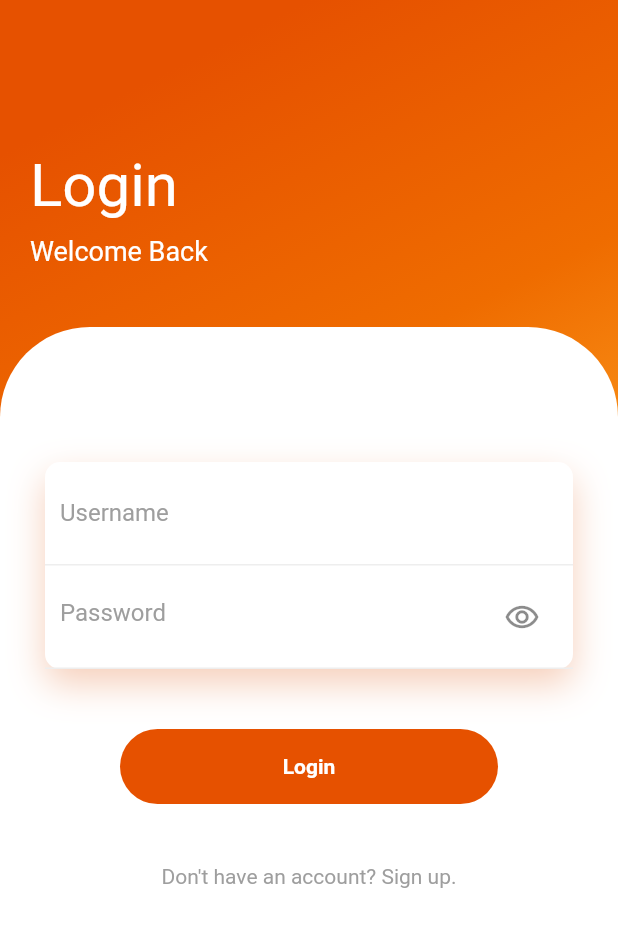
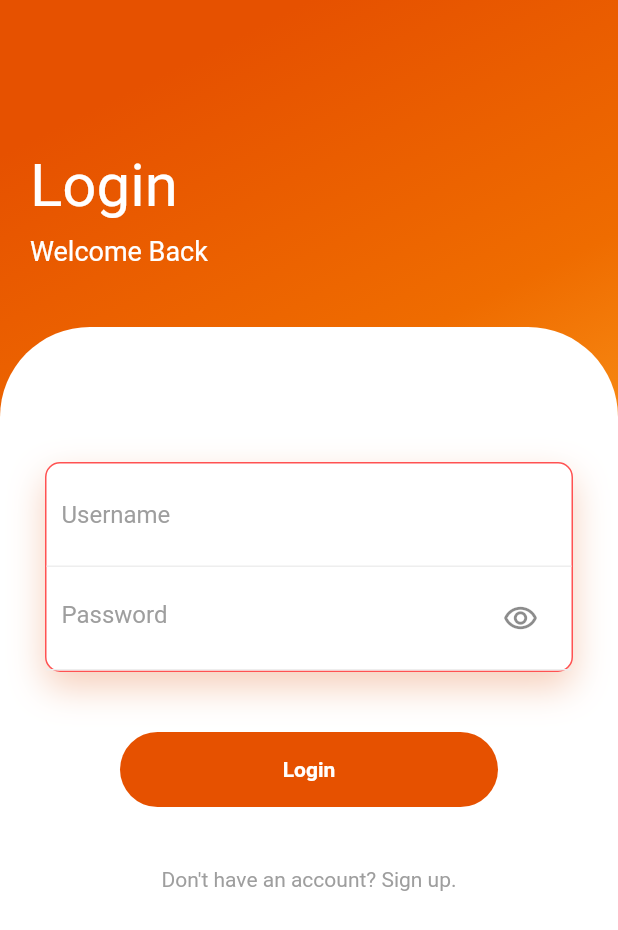
Before and after one commit to hoangm960/Station_energy_automatic, a Flutter app: the screen it shows after launch, after a tap on "Login", on a phone screen of 412 x 824 dp. Shown: the top 930 px of the screen. Run offline on Flutter 3.47's test engine with Material 2 defaults, Android fonts, the phone set to English and light mode, and no system bars; our stand-ins replace cached_network_image, syncfusion_flutter_charts; missing offline and left inert: crypt, latlng, map, mysql1, webview_windows; accounts and stored records are empty; generated files the repository leaves out were written again.

Commit message:
check vaild login

```diff
--- a/lib/src/screens/login_page/components/signIn.dart
+++ b/lib/src/screens/login_page/components/signIn.dart
@@ -28,7 +28,7 @@ class _SignInScreenState extends State<SignInScreen> {
   ];
   var db = Mysql();
   late Future<MySqlConnection> connection;
-
+  Color borderColor = Colors.transparent;
   @override
   void initState() {
     super.initState();
@@ -79,7 +79,9 @@ class _SignInScreenState extends State<SignInScreen> {
             }
           }
         } else {
-          print('not found');
+          setState(() {
+            borderColor = Colors.redAccent;
+          });
         }
       });
     });
@@ -95,6 +97,7 @@ class _SignInScreenState extends State<SignInScreen> {
         Container(
           decoration: BoxDecoration(
               color: Colors.white,
+              border: Border.all(color: borderColor),
               borderRadius: BorderRadius.circular(10),
               boxShadow: const [
                 BoxShadow(
```
Also changed, not shown: lib/src/screens/login_page/components/textBox.dart (+1 -8 lines).
